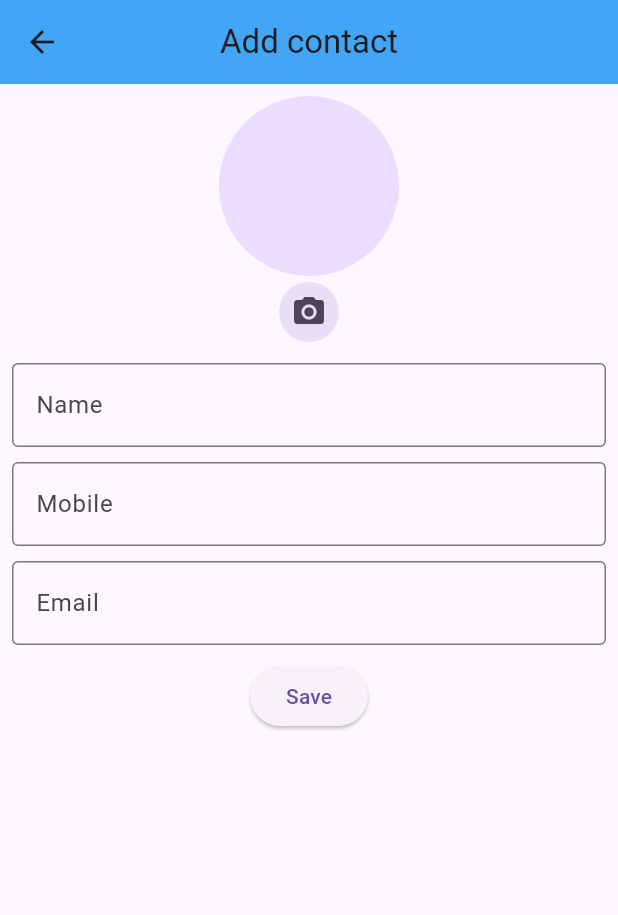
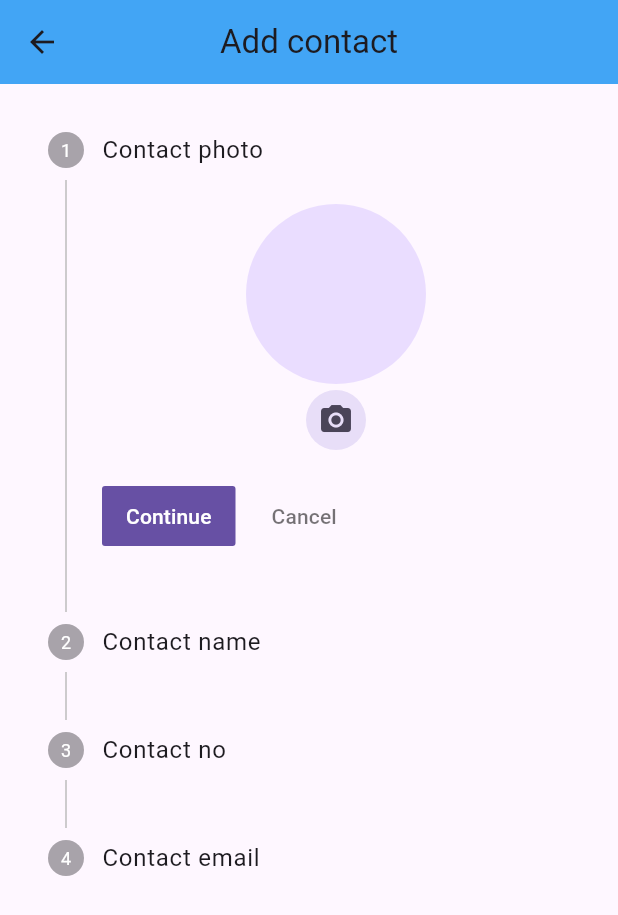
Before and after one commit to Hitesh910/contact_app, a Flutter app: the ContactScreen screen opened by its route, on a phone screen of 412 x 824 dp. Shown: the top 915 px of the screen. Run offline on Flutter 3.47's test engine with Material 3 defaults, Android fonts, the phone set to English and light mode, and no system bars; our stand-ins replace image_picker, local_auth.

Commit message:
ContactApp

```diff
--- a/lib/screen/contact/view/contact_screen.dart
+++ b/lib/screen/contact/view/contact_screen.dart
@@ -21,6 +21,7 @@ class _ContactScreenState extends State<ContactScreen> {
   TextEditingController txtName = TextEditingController();
   TextEditingController txtNo = TextEditingController();
   TextEditingController txtEmail = TextEditingController();
+  int stepIndex =0;
 
   @override
   Widget build(BuildContext context) {
@@ -33,9 +34,41 @@ class _ContactScreenState extends State<ContactScreen> {
       body: Form(
         key: formKey,
         child: Padding(
-          padding: const EdgeInsets.all(8.0),
+          padding:  EdgeInsets.all(8.0),
           child: SingleChildScrollView(
-            child: Column(
+            child: Stepper(
+              currentStep: stepIndex,
+              onStepContinue: () {
+                // if(providerW?.stepContact==0)
+                //   {
+                    if(providerW!.selectedImagePath!.isNotEmpty)
+                      {
+                        if(stepIndex <= 3)
+                        {
+                          stepIndex += 1;
+                        }
+                        // providerR?.nextStep();
+                      }
+                  // }
+                  // if(stepIndex<0)
+                  // {
+                  //   stepIndex += 1;
+                  // }
+                  //stepIndex++;
+              },
+              onStepCancel: () {
+                if(stepIndex > 0)
+                  {
+                    stepIndex -= 1;
+                  }
+              },
+              onStepTapped: (int index) {
+                stepIndex = index ;
+              },
+              steps: [
+                Step(
+                    title: Text("Contact photo"),
+                    content: Column(
                       children: [
                         (providerW!.selectedImagePath == null)
                             ? const CircleAvatar(
@@ -51,16 +84,17 @@ class _ContactScreenState extends State<ContactScreen> {
                         IconButton.filledTonal(
                           onPressed: () async {
                             ImagePicker picker = ImagePicker();
-                    XFile? xFile =
-                        await picker.pickImage(source: ImageSource.gallery);
+                            XFile? xFile = await picker.pickImage(
+                                source: ImageSource.gallery);
                             providerR?.changeImage(xFile!.path);
                           },
                           icon: const Icon(Icons.camera_alt),
                         ),
-                const SizedBox(
-                  height: 10,
-                ),
-                TextFormField(
+                      ],
+                    )),
+                Step(
+                  title: Text("Contact name"),
+                  content: TextFormField(
                     controller: txtName,
                     decoration: const InputDecoration(
                       border: OutlineInputBorder(),
@@ -73,10 +107,10 @@ class _ContactScreenState extends State<ContactScreen> {
                       return null;
                     },
                   ),
-                const SizedBox(
-                  height: 10,
                 ),
-                TextFormField(
+                Step(
+                  title: Text("Contact no"),
+                  content: TextFormField(
                     controller: txtNo,
                     decoration: const InputDecoration(
                       border: OutlineInputBorder(),
@@ -91,10 +125,10 @@ class _ContactScreenState extends State<ContactScreen> {
                       return null;
                     },
                   ),
-                const SizedBox(
-                  height: 10,
                 ),
-                TextFormField(
+                Step(
+                  title: Text("Contact email"),
+                  content: TextFormField(
                     controller: txtEmail,
                     decoration: const InputDecoration(
                       border: OutlineInputBorder(),
@@ -111,26 +145,6 @@ class _ContactScreenState extends State<ContactScreen> {
                       return null;
                     },
                   ),
-                const SizedBox(
-                  height: 10,
-                ),
-                ElevatedButton(
-                  onPressed: () {
-                    if (formKey.currentState!.validate()) {
-
-                      ContactModel c1 = ContactModel(
-                          image: providerR!.selectedImagePath,
-                          email: txtEmail.text,
-                          name: txtName.text,
-                          no: txtNo.text);
-
-                      context.read<HomeProvider>().addData(c1);
-                      Navigator.pop(context);
-                      providerR?.changeImage(null);
-
-                    }
-                  },
-                  child: const Text("Save"),
                 )
               ],
             ),
@@ -140,3 +154,85 @@ class _ContactScreenState extends State<ContactScreen> {
     );
   }
 }
+
+// Column(
+// children: [
+//
+// const SizedBox(
+// height: 10,
+// ),
+// TextFormField(
+// controller: txtName,
+// decoration: const InputDecoration(
+// border: OutlineInputBorder(),
+// label: Text("Name"),
+// ),
+// validator: (value) {
+// if (value!.isEmpty) {
+// return "Name is required";
+// }
+// return null;
+// },
+// ),
+// const SizedBox(
+// height: 10,
+// ),
+// TextFormField(
+// controller: txtNo,
+// decoration: const InputDecoration(
+// border: OutlineInputBorder(),
+// label: Text("Mobile"),
+// ),
+// validator: (value) {
+// if (value!.isEmpty) {
+// return "Mobile is required";
+// } else if (value.length != 10) {
+// return "Invalid mobile";
+// }
+// return null;
+// },
+// ),
+// const SizedBox(
+// height: 10,
+// ),
+// TextFormField(
+// controller: txtEmail,
+// decoration: const InputDecoration(
+// border: OutlineInputBorder(),
+// label: Text("Email"),
+// ),
+// validator: (value) {
+// if (value!.isNotEmpty) {
+// if (!RegExp(
+// r"^[a-zA-Z0-9.a-zA-Z0-9.!#$%&'*+-/=?^_`{|}~]+@[a-zA-Z0-9]+\.[a-zA-Z]+")
+//     .hasMatch(value)) {
+// return "Invalid Email";
+// }
+// }
+// return null;
+// },
+// ),
+// const SizedBox(
+// height: 10,
+// ),
+// ElevatedButton(
+// onPressed: () {
+// if (formKey.currentState!.validate()) {
+//
+// ContactModel c1 = ContactModel(
+// image: providerR!.selectedImagePath,
+// email: txtEmail.text,
+// name: txtName.text,
+// no: txtNo.text);
+//
+// context.read<HomeProvider>().addData(c1);
+// Navigator.pop(context);
+// providerR?.changeImage(null);
+//
+// }
+// },
+// child: const Text("Save"),
+// )
+// ],
+// ),
+//
--- a/lib/screen/home/provider/home_provider.dart
+++ b/lib/screen/home/provider/home_provider.dart
@@ -8,6 +8,7 @@ class HomeProvider with ChangeNotifier
   List<ContactModel> contactList = [];
   List<ContactModel> hideList = [];
   bool? isCheck;
+  int stepIndex=0;
 
 
   void addData(ContactModel contact)
@@ -15,6 +16,7 @@ class HomeProvider with ChangeNotifier
     contactList.add(contact);
     notifyListeners();
   }
+
 
   void updateindex(int i) {
     i = selectedIndex;
@@ -54,4 +56,5 @@ class HomeProvider with ChangeNotifier
     deleteHideContact();
     notifyListeners();
   }
+
 }
```
Also changed, not shown: lib/screen/contact/provider/contact_provider.dart (+11 -0 lines), lib/screen/details/view/details_screen.dart (+10 -9 lines), lib/screen/home/view/home_screen.dart (+29 -38 lines). Lines whose indentation alone changed are shown as unchanged.
